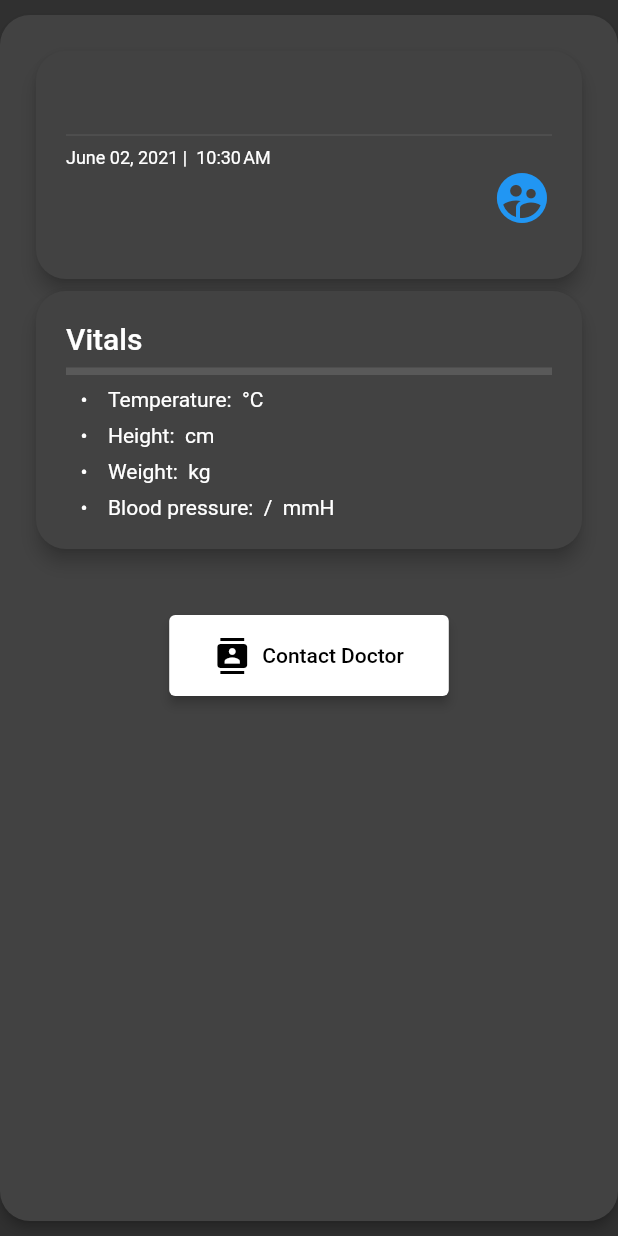
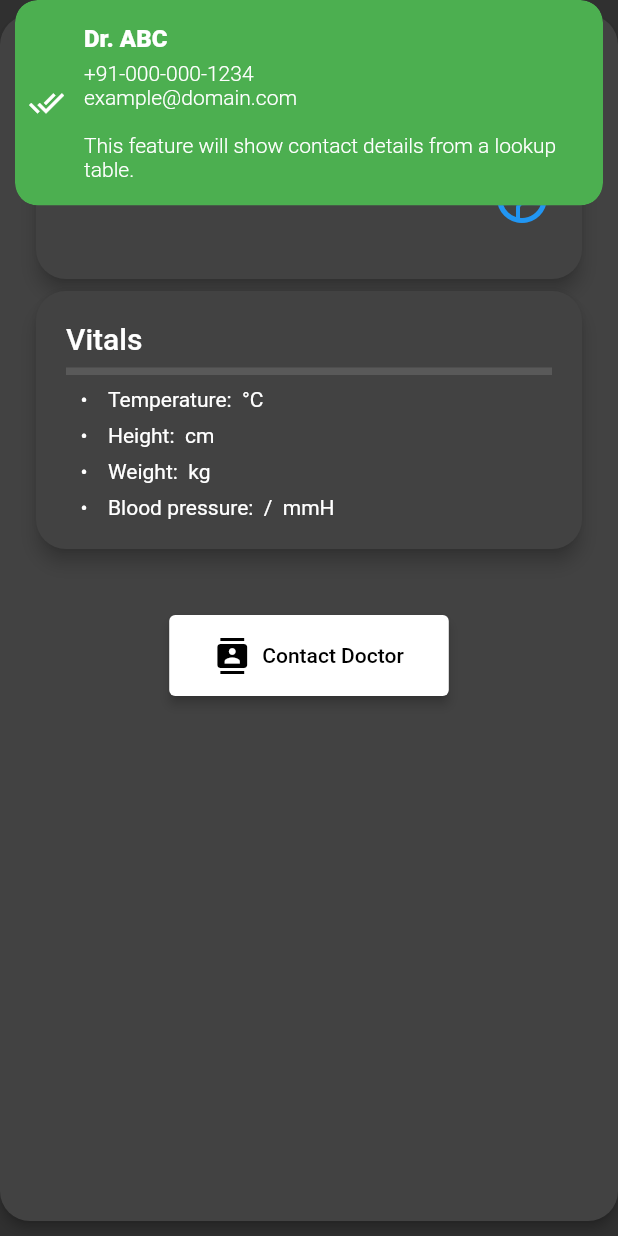
Before and after one commit to Az-21/universal-health-card, a Flutter app: the NotesCard widget shown alone on an empty page, opened directly with empty values, after a tap on "Contact Doctor", on a phone screen of 412 x 824 dp. Run offline on Flutter 3.47's test engine with Material 2 defaults, Android fonts, the phone set to English and light mode, and no system bars; drawn by our look-alikes of flutter_markdown; our stand-ins replace cloud_firestore, firebase_auth, firebase_core, font_awesome_flutter, get, get_storage and 3 more; missing offline and left inert: awesome_card, flutter_card_swipper, maps_launcher, markdown_editable_textinput, pattern_formatter; accounts and stored records are empty.

Commit message:
🗃 added contact details popup

```diff
--- a/lib/src/notes/notes_list.dart
+++ b/lib/src/notes/notes_list.dart
@@ -151,7 +151,12 @@ class NotesCard extends StatelessWidget {
                   ),
                   icon: const Icon(Icons.contacts),
                   label: const Text('Contact Doctor'),
-                  onPressed: () {},
+                  onPressed: () {
+                    infoSnackbar(
+                        'Dr. ABC',
+                        '+91-000-000-1234\nexample@domain.com\n\nThis feature will show contact details from a lookup table.',
+                        true);
+                  },
                 ),
               ),
             ],
@@ -210,6 +215,7 @@ class _NotesListState extends State<NotesList> {
                         submitterOrg: snapshot.data!.docs[index]['orgnization']
                             .toString(),
                         submitterVerified:
+                            // ignore: avoid_bool_literals_in_conditional_expressions
                             snapshot.data!.docs[index]['isDoctor'].toString() ==
                                     'true'
                                 ? true
```
